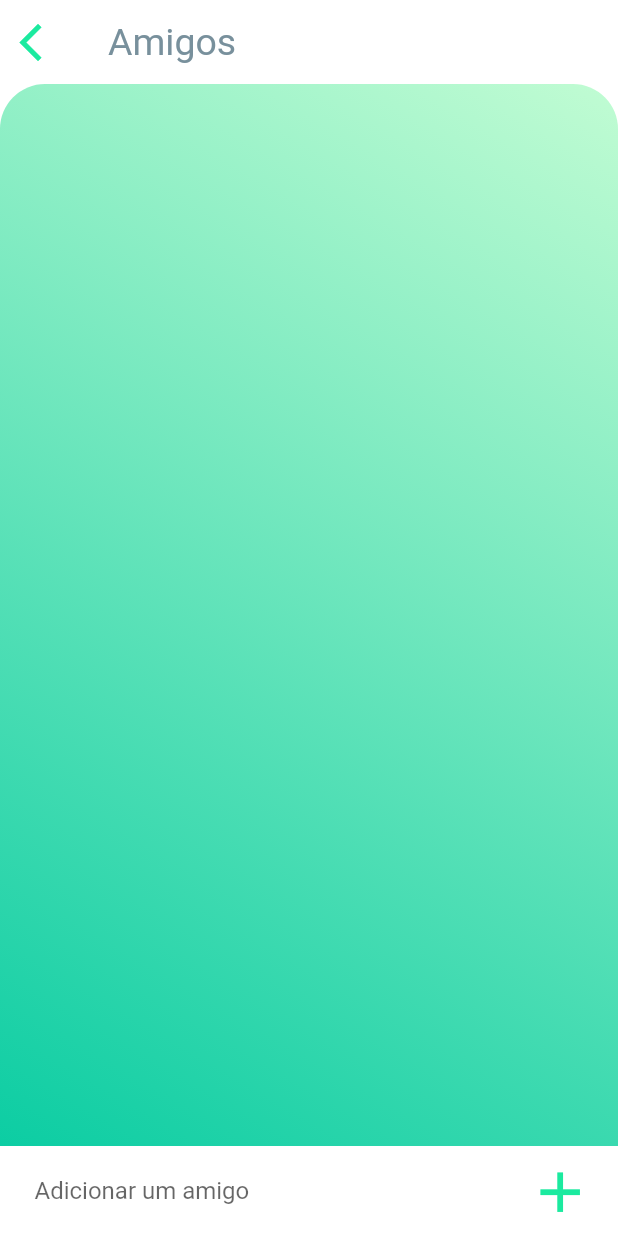
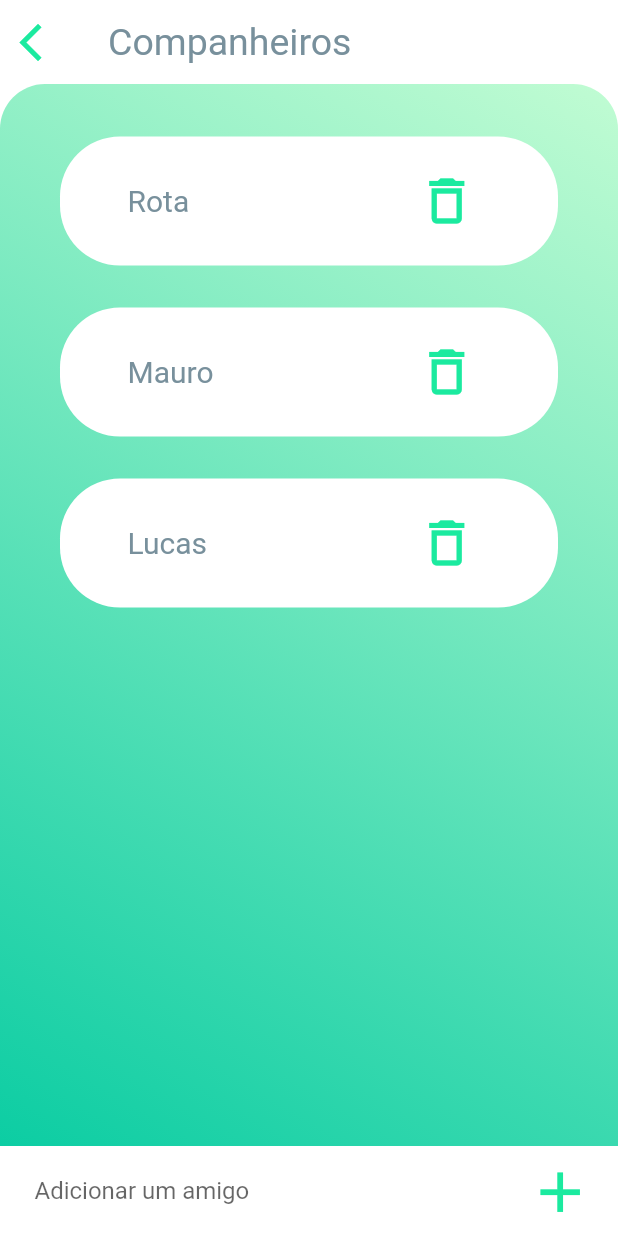
Before and after one commit to exceptionai/mobo, a Flutter app: the RoommateScreen screen opened by its route, on a phone screen of 412 x 824 dp. Run offline on Flutter 3.47's test engine with Material 2 defaults, Android fonts, the phone set to English and light mode, and no system bars; our stand-ins replace google_sign_in, image_picker, sqflite; missing offline and left inert: fade, flutter_dialogflow; accounts and stored records are empty; network calls fail.

Commit message:
ultimas alteracoes

```diff
--- a/lib/repository/db_connection.dart
+++ b/lib/repository/db_connection.dart
@@ -53,16 +53,14 @@ class DbConnection {
 
     List<String> inserts = [
 
-      /*"""INSERT INTO ${RoommateModel.tableName} (${RoommateModel.idColumn},
-        ${RoommateModel.nameColumn}) VALUES (1,'Lopinho');""",
       """INSERT INTO ${RoommateModel.tableName} (${RoommateModel.idColumn},
-        ${RoommateModel.nameColumn}) VALUES (2,'Renaninho');""",
+        ${RoommateModel.nameColumn}) VALUES (1,'Flavio');""",
       """INSERT INTO ${RoommateModel.tableName} (${RoommateModel.idColumn},
-        ${RoommateModel.nameColumn}) VALUES (3,'Gustavo exemplo de ser humano');""",
+        ${RoommateModel.nameColumn}) VALUES (2,'Rota');""",
       """INSERT INTO ${RoommateModel.tableName} (${RoommateModel.idColumn},
-        ${RoommateModel.nameColumn}) VALUES (4,'Alissenior');""",
+        ${RoommateModel.nameColumn}) VALUES (3,'Mauro');""",
       """INSERT INTO ${RoommateModel.tableName} (${RoommateModel.idColumn},
-        ${RoommateModel.nameColumn}) VALUES (5,'Nessa Git Engeneer');""",*/
+        ${RoommateModel.nameColumn}) VALUES (4,'Lucas');""",
       """INSERT INTO ${BotModel.tableName} (
           ${BotModel.idColumn},
           ${BotModel.nameColumn},
--- a/lib/screens/roommate_screen.dart
+++ b/lib/screens/roommate_screen.dart
@@ -11,8 +11,6 @@ class RoommateScreen extends StatefulWidget {
 class _RoommateScreenState extends State<RoommateScreen> {
 
   void _saveRoommate (String text) async{
-    print("teste");
-    print(text);
     RoommateModel model = RoommateModel();
     model.name = text;
     model = await RoommateRepository().saveRoommate(model);
@@ -86,7 +84,7 @@ class _RoommateScreenState extends State<RoommateScreen> {
           },
         ),
         title: Text(
-          'Amigos',
+          'Companheiros',
           style: TextStyle(
             fontSize: 25.0,
             fontWeight: FontWeight.w400,
@@ -126,9 +124,13 @@ class _RoommateScreenState extends State<RoommateScreen> {
                               child: ListView.builder(
                                 padding: EdgeInsets.only(top: 15.0),
                                 itemCount: snapshot.data.length,
-                                itemBuilder: (BuildContext context, int index){
+                                itemBuilder:(BuildContext context, int index){
+
                                   RoommateModel messageModel = snapshot.data[index];
-                                  return _buildCard(messageModel,index);
+                                  if(messageModel.id != 1){
+                                    return _buildCard(messageModel,index);
+                                  }
+                                  return SizedBox(width:0,height: 0,);
                                 },
                             ),
                           );
```
